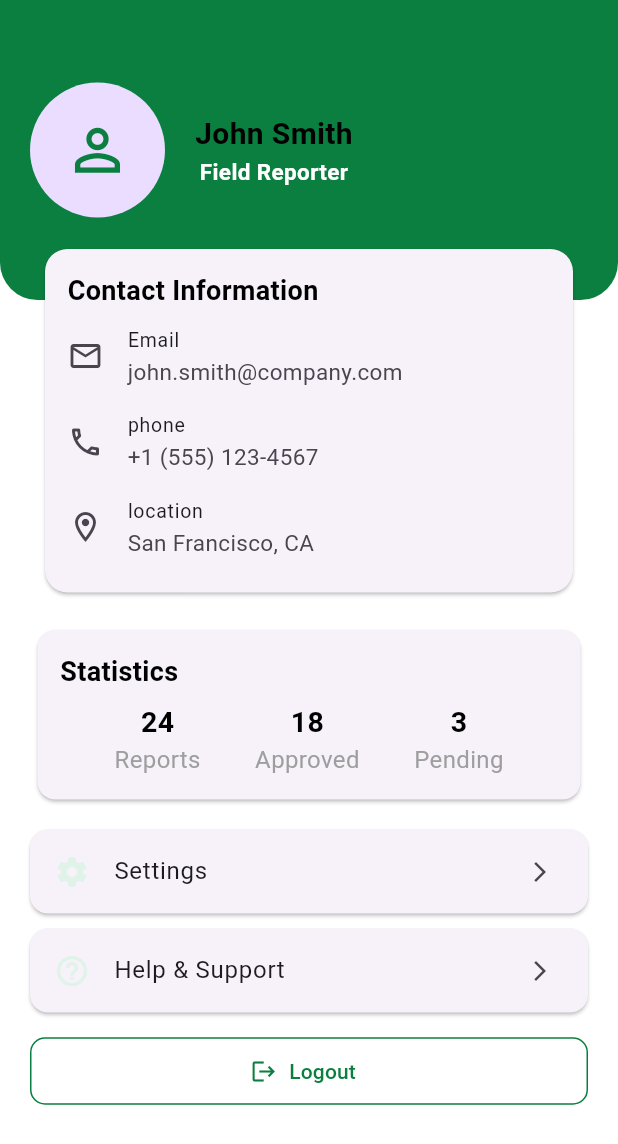
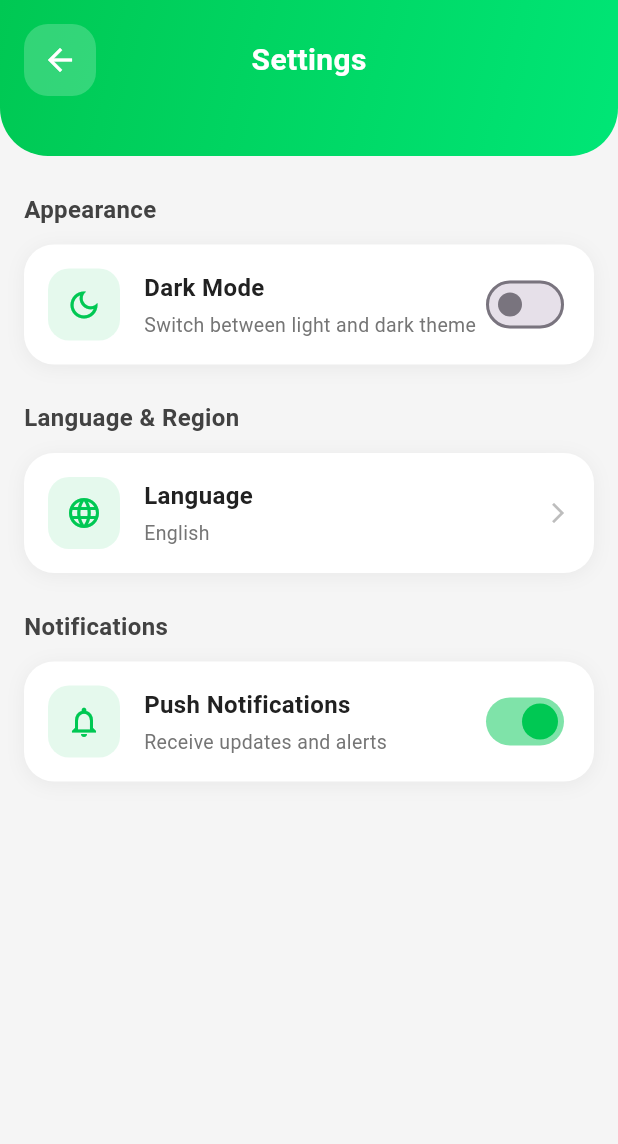
Before and after one commit to EslamAYassen/StadiumEye_user, a Flutter app: the ProfileScreen screen opened by its route, after a tap on "Help & Support", on a phone screen of 412 x 824 dp. Shown: the top 1144 px of the screen. Run offline on Flutter 3.47's test engine with Material 3 defaults, Android fonts, the phone set to English and light mode, and no system bars; our stand-ins replace bloc, dio, dotted_border, equatable, flutter_bloc, iconsax_flutter and 1 more; accounts and stored records are empty.

Commit message:
feat: add settings feature with cubit state management and UI components

```diff
--- a/lib/constants/app_routes.dart
+++ b/lib/constants/app_routes.dart
@@ -4,6 +4,7 @@ import 'package:stadium_eye/features/report/presentation/pages/my_reports_page.d
 import 'package:stadium_eye/features/report/presentation/pages/report_page.dart';
 import 'package:stadium_eye/features/profile/presentation/views/profile_screen.dart';
 import '../features/report/presentation/pages/add_report_page.dart';
+import '../features/settings/presentation/pages/settings_page.dart';
 
 abstract class AppRoutes {
   const AppRoutes._();
@@ -15,7 +16,7 @@ abstract class AppRoutes {
   static const String addReportPage = '/addTicketPage';
   static const String myReports = '/myReports';
   static const String profile = '/profile';
-  static const String settings = '/settings';
+  static const String settingsPage = '/settings';
   static const String about = '/about';
   static const String help = '/help';
 
@@ -41,7 +42,8 @@ abstract class AppRoutes {
       case about:
         //TODO: Replace Placeholder with AboutScreen
         return MaterialPageRoute(builder: (_) => const Placeholder());
-
+      case settingsPage:
+        return MaterialPageRoute(builder: (_) => const SettingsPage());
       default:
         return MaterialPageRoute(builder: (_) => const Placeholder());
     }
--- a/lib/features/profile/presentation/views/widgets/item.dart
+++ b/lib/features/profile/presentation/views/widgets/item.dart
@@ -4,8 +4,9 @@ import 'package:stadium_eye/theme/app_colors.dart';
 class Item extends StatelessWidget {
   final String title;
   final IconData icon;
+  final VoidCallback? onTap;
 
-  const Item({super.key, required this.title, required this.icon});
+  const Item({super.key, required this.title, required this.icon, this.onTap});
 
   @override
   Widget build(BuildContext context) {
@@ -15,7 +16,7 @@ class Item extends StatelessWidget {
         leading: Icon(icon, color: AppColors.lightGreen),
         title: Text(title),
         trailing: const Icon(Icons.arrow_forward_ios, size: 16),
-        onTap: () {},
+        onTap: onTap,
       ),
     );
   }
--- a/lib/features/profile/presentation/views/widgets/profile_screen_body.dart
+++ b/lib/features/profile/presentation/views/widgets/profile_screen_body.dart
@@ -1,4 +1,5 @@
 import 'package:flutter/material.dart';
+import 'package:stadium_eye/constants/app_routes.dart';
 import 'package:stadium_eye/features/profile/presentation/views/widgets/custom_appbar.dart';
 import 'package:stadium_eye/features/profile/presentation/views/widgets/item.dart';
 import 'package:stadium_eye/features/profile/presentation/views/widgets/logout.dart';
@@ -9,22 +10,26 @@ class ProfileScreenBody extends StatelessWidget {
 
   @override
   Widget build(BuildContext context) {
-    return const SingleChildScrollView(
+    return SingleChildScrollView(
       child: Column(
         children: [
-          CustomAppbar(),
-          SizedBox(height: 220),
-          StatisticsCard(
+          const CustomAppbar(),
+          const SizedBox(height: 220),
+          const StatisticsCard(
             reports: 24,
             approved: 18,
             pending: 3,
           ), //replace API data
-          SizedBox(height: 15),
-          Item(title: 'Settings', icon: Icons.settings),
-          Item(title: 'Help & Support', icon: Icons.help_outline),
-          SizedBox(height: 10),
-          LogOut(),
-          SizedBox(height: 10),
+          const SizedBox(height: 15),
+          const Item(title: 'Settings', icon: Icons.settings),
+          Item(
+            title: 'Help & Support',
+            icon: Icons.help_outline,
+            onTap: () => Navigator.pushNamed(context, AppRoutes.settingsPage),
+          ),
+          const SizedBox(height: 10),
+          const LogOut(),
+          const SizedBox(height: 10),
         ],
       ),
     );
--- /dev/null
+++ b/lib/features/settings/presentation/bloc/settings_state.dart
@@ -0,0 +1,49 @@
+part of 'settings_cubit.dart';
+
+@immutable
+abstract class SettingsState extends Equatable {
+  const SettingsState();
+
+  @override
+  List<Object> get props => [];
+}
+
+class SettingsInitial extends SettingsState {}
+
+class SettingsLoading extends SettingsState {}
+
+class SettingsLoaded extends SettingsState {
+  final bool isDarkMode;
+  final bool notificationsEnabled;
+  final String locale;
+
+  const SettingsLoaded({
+    required this.isDarkMode,
+    required this.notificationsEnabled,
+    required this.locale,
+  });
+
+  @override
+  List<Object> get props => [isDarkMode, notificationsEnabled, locale];
+
+  SettingsLoaded copyWith({
+    bool? isDarkMode,
+    bool? notificationsEnabled,
+    String? locale,
+  }) {
+    return SettingsLoaded(
+      isDarkMode: isDarkMode ?? this.isDarkMode,
+      notificationsEnabled: notificationsEnabled ?? this.notificationsEnabled,
+      locale: locale ?? this.locale,
+    );
+  }
+}
+
+class SettingsError extends SettingsState {
+  final String message;
+
+  const SettingsError(this.message);
+
+  @override
+  List<Object> get props => [message];
+}
--- /dev/null
+++ b/lib/features/settings/presentation/pages/settings_page.dart
@@ -0,0 +1,261 @@
+// settings_page.dart (Updated to use Cubit)
+import 'package:flutter/material.dart';
+import 'package:flutter_bloc/flutter_bloc.dart';
+import 'package:stadium_eye/features/settings/presentation/bloc/settings_cubit.dart';
+import 'package:stadium_eye/features/settings/presentation/widgets/setting_card.dart';
+
+class SettingsPage extends StatelessWidget {
+  const SettingsPage({super.key});
+
+  @override
+  Widget build(BuildContext context) {
+    return const SettingsView();
+  }
+}
+
+class SettingsView extends StatelessWidget {
+  const SettingsView({super.key});
+
+  @override
+  Widget build(BuildContext context) {
+    return Scaffold(
+      backgroundColor: const Color(0xFFF5F5F5),
+      body: SafeArea(
+        child: Column(
+          children: [
+            // Header with gradient background
+            Container(
+              width: double.infinity,
+              decoration: const BoxDecoration(
+                gradient: LinearGradient(
+                  begin: Alignment.topLeft,
+                  end: Alignment.bottomRight,
+                  colors: [Color(0xFF00C853), Color(0xFF00E676)],
+                ),
+                borderRadius: BorderRadius.only(
+                  bottomLeft: Radius.circular(32),
+                  bottomRight: Radius.circular(32),
+                ),
+              ),
+              child: Padding(
+                padding: const EdgeInsets.fromLTRB(16, 16, 16, 40),
+                child: Row(
+                  children: [
+                    // Back button
+                    Container(
+                      width: 48,
+                      height: 48,
+                      decoration: BoxDecoration(
+                        color: Colors.white.withOpacity(0.2),
+                        borderRadius: BorderRadius.circular(16),
+                      ),
+                      child: IconButton(
+                        icon: const Icon(Icons.arrow_back, color: Colors.white),
+                        onPressed: () => Navigator.pop(context),
+                      ),
+                    ),
+                    const Expanded(
+                      child: Center(
+                        child: Text(
+                          'Settings',
+                          style: TextStyle(
+                            color: Colors.white,
+                            fontSize: 20,
+                            fontWeight: FontWeight.w600,
+                          ),
+                        ),
+                      ),
+                    ),
+                    const SizedBox(width: 48),
+                  ],
+                ),
+              ),
+            ),
+
+            // Settings content
+            Expanded(
+              child: BlocBuilder<SettingsCubit, SettingsState>(
+                builder: (context, state) {
+                  if (state is SettingsLoading) {
+                    return const Center(
+                      child: CircularProgressIndicator(
+                        color: Color(0xFF00C853),
+                      ),
+                    );
+                  }
+
+                  if (state is SettingsError) {
+                    return Center(
+                      child: Column(
+                        mainAxisAlignment: MainAxisAlignment.center,
+                        children: [
+                          const Icon(
+                            Icons.error_outline,
+                            size: 48,
+                            color: Colors.red,
+                          ),
+                          const SizedBox(height: 16),
+                          Text(state.message),
+                          const SizedBox(height: 16),
+                          ElevatedButton(
+                            onPressed: () {
+                              context.read<SettingsCubit>().loadSettings();
+                            },
+                            child: const Text('Retry'),
+                          ),
+                        ],
+                      ),
+                    );
+                  }
+
+                  if (state is SettingsLoaded) {
+                    return SingleChildScrollView(
+                      padding: const EdgeInsets.all(16),
+                      child: Column(
+                        crossAxisAlignment: CrossAxisAlignment.start,
+                        children: [
+                          const SizedBox(height: 8),
+
+                          // Appearance Section
+                          const Text(
+                            'Appearance',
+                            style: TextStyle(
+                              fontSize: 16,
+                              fontWeight: FontWeight.w600,
+                              color: Color(0xFF424242),
+                            ),
+                          ),
+                          const SizedBox(height: 12),
+
+                          // Dark Mode Card
+                          SettingCard(
+                            // context,
+                            icon: Icons.dark_mode_outlined,
+                            title: 'Dark Mode',
+                            subtitle: 'Switch between light and dark theme',
+                            trailing: Switch(
+                              value: state.isDarkMode,
+                              onChanged: (value) {
+                                context.read<SettingsCubit>().toggleDarkMode(
+                                  value,
+                                );
+                              },
+                              activeColor: const Color(0xFF00C853),
+                            ),
+                          ),
+
+                          const SizedBox(height: 24),
+
+                          // Language Section
+                          const Text(
+                            'Language & Region',
+                            style: TextStyle(
+                              fontSize: 16,
+                              fontWeight: FontWeight.w600,
+                              color: Color(0xFF424242),
+                            ),
+                          ),
+                          const SizedBox(height: 12),
+
+                          // Locale Card
+                          SettingCard(
+                            // context,
+                            icon: Icons.language_outlined,
+                            title: 'Language',
+                            subtitle: state.locale,
+                            trailing: Icon(
+                              Icons.arrow_forward_ios,
+                              size: 16,
+                              color: Colors.grey[400],
+                            ),
+                            onTap: () =>
+                                _showLocaleDialog(context, state.locale),
+                          ),
+
+                          const SizedBox(height: 24),
+
+                          // Notifications Section
+                          const Text(
+                            'Notifications',
+                            style: TextStyle(
+                              fontSize: 16,
+                              fontWeight: FontWeight.w600,
+                              color: Color(0xFF424242),
+                            ),
+                          ),
+                          const SizedBox(height: 12),
+
+                          // Notifications Card
+                          SettingCard(
+                            // context,
+                            icon: Icons.notifications_outlined,
+                            title: 'Push Notifications',
+                            subtitle: state.notificationsEnabled
+                                ? 'Receive updates and alerts'
+                                : 'Notifications disabled',
+                            trailing: Switch(
+                              value: state.notificationsEnabled,
+                              onChanged: (value) {
+                                context
+                                    .read<SettingsCubit>()
+                                    .toggleNotifications(value);
+                              },
+                              activeColor: const Color(0xFF00C853),
+                            ),
+                          ),
+                        ],
+                      ),
+                    );
+                  }
+
+                  return const Center(child: Text('Unknown state'));
+                },
+              ),
+            ),
+          ],
+        ),
+      ),
+    );
+  }
+
+  void _showLocaleDialog(BuildContext context, String currentLocale) {
+    showDialog(
+      context: context,
+      builder: (BuildContext dialogContext) {
+        return AlertDialog(
+          shape: RoundedRectangleBorder(
+            borderRadius: BorderRadius.circular(20),
+          ),
+          title: const Text('Select Language'),
+          content: Column(
+            mainAxisSize: MainAxisSize.min,
+            children: [
+              _buildLocaleOption(context, 'English', currentLocale),
+              _buildLocaleOption(context, 'Arabic', currentLocale),
+              _buildLocaleOption(context, 'Spanish', currentLocale),
+              _buildLocaleOption(context, 'French', currentLocale),
+            ],
+          ),
+        );
+      },
+    );
+  }
+
+  Widget _buildLocaleOption(
+    BuildContext context,
+    String locale,
+    String currentLocale,
+  ) {
+    final isSelected = currentLocale == locale;
+    return ListTile(
+      title: Text(locale),
+      trailing: isSelected
+          ? const Icon(Icons.check_circle, color: Color(0xFF00C853))
+          : null,
+      onTap: () {
+        context.read<SettingsCubit>().changeLocale(locale);
+        Navigator.pop(context);
+      },
+    );
+  }
+}
--- /dev/null
+++ b/lib/features/settings/presentation/widgets/setting_card.dart
@@ -0,0 +1,84 @@
+import 'package:flutter/material.dart';
+
+class SettingCard extends StatelessWidget {
+  const SettingCard({
+    super.key,
+    required this.icon,
+    required this.title,
+    required this.subtitle,
+    required this.trailing,
+    this.onTap,
+  });
+  final IconData icon;
+  final String title;
+  final String subtitle;
+  final Widget trailing;
+  final VoidCallback? onTap;
+
+  @override
+  Widget build(BuildContext context) {
+    return Container(
+      decoration: BoxDecoration(
+        color: Colors.white,
+        borderRadius: BorderRadius.circular(20),
+        boxShadow: [
+          BoxShadow(
+            color: Colors.black.withOpacity(0.05),
+            blurRadius: 10,
+            offset: const Offset(0, 2),
+          ),
+        ],
+      ),
+      child: Material(
+        color: Colors.transparent,
+        child: InkWell(
+          onTap: onTap,
+          borderRadius: BorderRadius.circular(20),
+          child: Padding(
+            padding: const EdgeInsets.all(16),
+            child: Row(
+              children: [
+                // Icon
+                Container(
+                  width: 48,
+                  height: 48,
+                  decoration: BoxDecoration(
+                    color: const Color(0xFF00C853).withOpacity(0.1),
+                    borderRadius: BorderRadius.circular(14),
+                  ),
+                  child: Icon(icon, color: const Color(0xFF00C853), size: 24),
+                ),
+                const SizedBox(width: 16),
+
+                // Title and subtitle
+                Expanded(
+                  child: Column(
+                    crossAxisAlignment: CrossAxisAlignment.start,
+                    children: [
+                      Text(
+                        title,
+                        style: const TextStyle(
+                          fontSize: 16,
+                          fontWeight: FontWeight.w600,
+                          color: Color(0xFF212121),
+                        ),
+                      ),
+                      const SizedBox(height: 4),
+                      Text(
+                        subtitle,
+                        style: TextStyle(fontSize: 13, color: Colors.grey[600]),
+                      ),
+                    ],
+                  ),
+                ),
+
+                // Trailing widget
+                trailing,
+              ],
+            ),
+          ),
+        ),
+      ),
+    );
+  }
+}
--- a/pubspec.yaml
+++ b/pubspec.yaml
@@ -21,6 +21,8 @@ dependencies:
   intl: ^0.20.2
   persistent_bottom_nav_bar_v2: ^6.2.0
   dotted_border: ^3.1.0
+  equatable: ^2.0.5
+  shared_preferences: ^2.2.2
 
 dev_dependencies:
   flutter_lints: ^6.0.0
```
Also changed, not shown: lib/features/settings/data/repositories/settings_repository_impl.dart (added, +52 -0 lines), lib/features/settings/domain/repositories/settings_repository.dart (added, +11 -0 lines), lib/features/settings/presentation/bloc/settings_cubit.dart (added, +90 -0 lines), lib/main.dart (+16 -1 lines), pubspec.lock.
